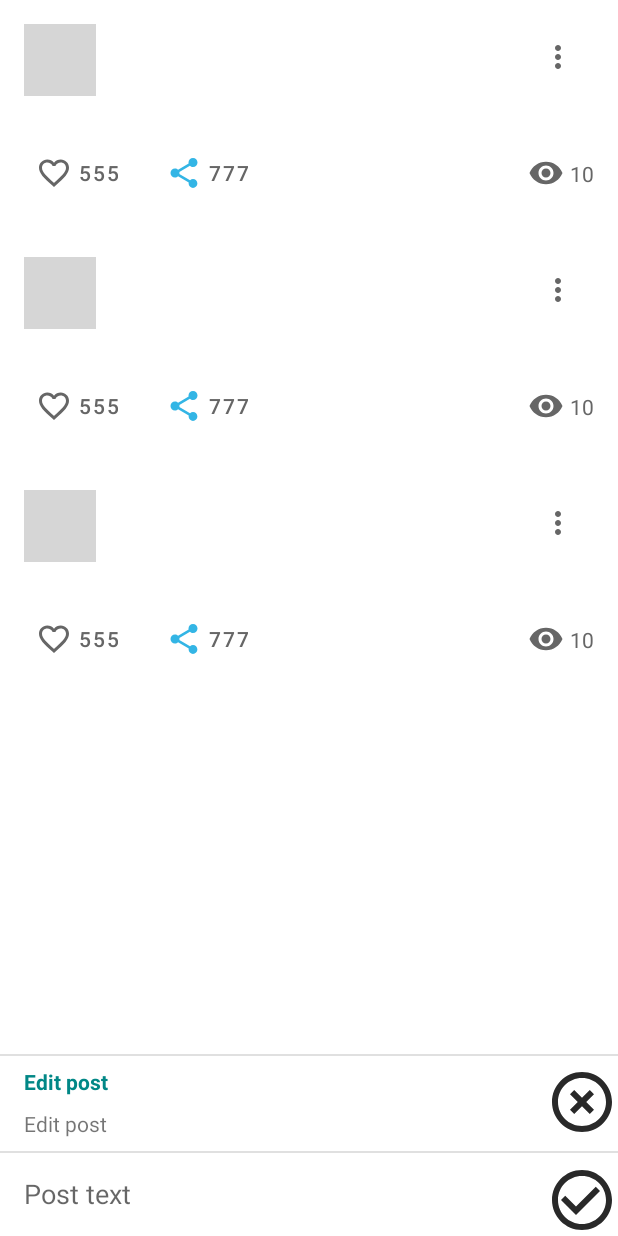
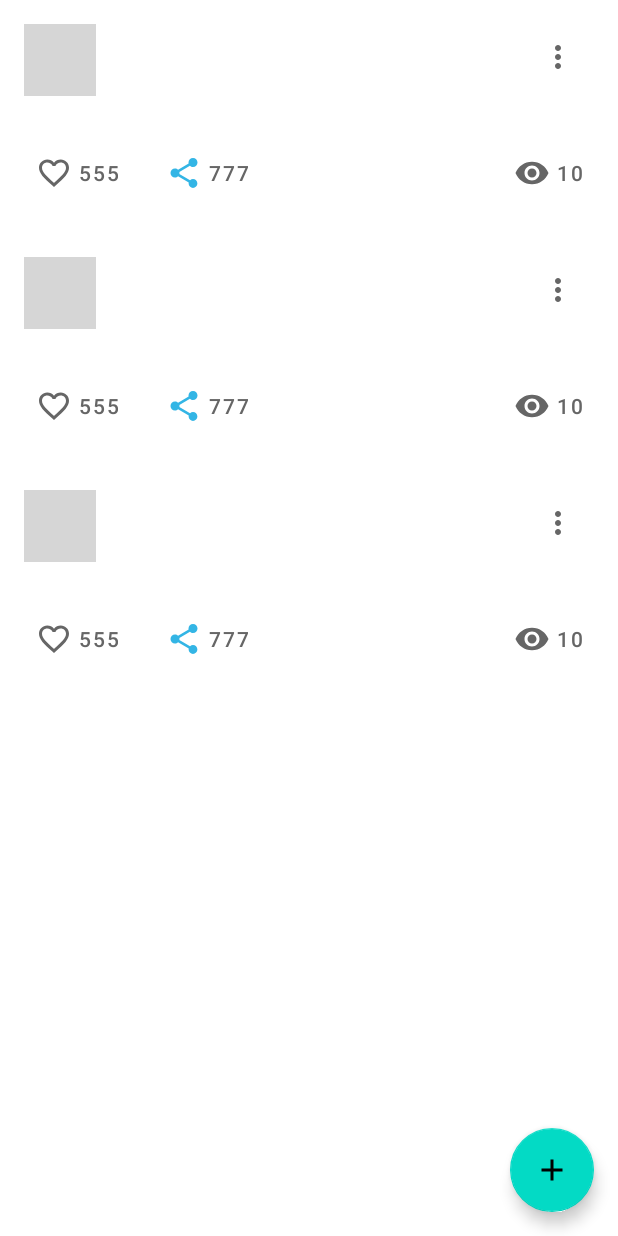
Before and after one commit to Tirex1987/Netology_NMedia, an Android app: the layout activity_main.xml on its own in the app's theme, with its tools: preview values and no code run, on a phone screen of 412 x 824 dp. Run offline under Robolectric (Android 15) with nearby library versions, the phone set to English and light mode, and no system bars; grey boxes are pictures that could not be loaded.

Commit message:
Fix add and editing from intent

```diff
--- /dev/null
+++ b/app/src/main/res/drawable/ic_add_24dp.xml
@@ -0,0 +1,5 @@
+<vector android:height="24dp" android:tint="#292929"
+    android:viewportHeight="24" android:viewportWidth="24"
+    android:width="24dp" xmlns:android="http://schemas.android.com/apk/res/android">
+    <path android:fillColor="@android:color/white" android:pathData="M19,13h-6v6h-2v-6H5v-2h6V5h2v6h6v2z"/>
+</vector>
--- /dev/null
+++ b/app/src/main/res/drawable/ic_ok_24dp.xml
@@ -0,0 +1,5 @@
+<vector android:height="24dp" android:tint="#292929"
+    android:viewportHeight="24" android:viewportWidth="24"
+    android:width="24dp" xmlns:android="http://schemas.android.com/apk/res/android">
+    <path android:fillColor="@android:color/white" android:pathData="M9,16.17L4.83,12l-1.42,1.41L9,19 21,7l-1.41,-1.41z"/>
+</vector>
--- a/app/src/main/res/layout/activity_main.xml
+++ b/app/src/main/res/layout/activity_main.xml
@@ -8,111 +8,19 @@
 
     <androidx.recyclerview.widget.RecyclerView
         android:id="@+id/postsRecyclerView"
-        android:layout_height="0dp"
+        android:layout_height="match_parent"
         android:layout_width="match_parent"
-        app:layout_constraintTop_toTopOf="parent"
-        app:layout_constraintBottom_toTopOf="@id/toolsTopBarrier"
         app:layoutManager="androidx.recyclerview.widget.LinearLayoutManager"
         tools:listitem="@layout/card_post"/>
 
-    <androidx.constraintlayout.widget.Barrier
-        android:id="@+id/toolsTopBarrier"
+    <com.google.android.material.floatingactionbutton.FloatingActionButton
+        android:id="@+id/fab"
         android:layout_width="wrap_content"
         android:layout_height="wrap_content"
-        app:barrierDirection="top"
-        app:constraint_referenced_ids="cancelButton, editPostHeader, addPostBarrier"/>
-
-    <View
-        android:id="@+id/toolsTopDivider"
-        android:layout_width="match_parent"
-        android:layout_height="1dp"
-        app:layout_constraintTop_toTopOf="@id/toolsTopBarrier"
-        android:background="?android:attr/listDivider" />
-
-    <androidx.appcompat.widget.AppCompatImageButton
-        android:id="@+id/cancelButton"
-        android:layout_width="wrap_content"
-        android:layout_height="wrap_content"
-        android:paddingTop="@dimen/min_spacing"
-        android:background="@android:color/transparent"
-        android:contentDescription="@string/cancel_description"
+        android:layout_margin="@dimen/fab_margin"
+        android:contentDescription="@string/add_post"
+        app:layout_constraintBottom_toBottomOf="parent"
         app:layout_constraintEnd_toEndOf="parent"
-        app:layout_constraintStart_toEndOf="@id/contentEditText"
-        app:layout_constraintBottom_toBottomOf="@id/editPostText"
-        app:srcCompat="@drawable/ic_cancel_48dp"/>
-
-    <androidx.appcompat.widget.AppCompatTextView
-        android:id="@+id/editPostHeader"
-        android:layout_width="wrap_content"
-        android:layout_height="wrap_content"
-        android:layout_marginStart="@dimen/common_spacing"
-        android:singleLine="true"
-        app:layout_constraintTop_toTopOf="@id/cancelButton"
-        app:layout_constraintStart_toStartOf="parent"
-        app:layout_constraintBottom_toTopOf="@id/editPostText"
-        android:textColor="@color/teal_700"
-        android:textStyle="bold"
-        android:text="@string/edit_post"/>
-
-    <androidx.appcompat.widget.AppCompatTextView
-        android:id="@+id/editPostText"
-        android:layout_width="0dp"
-        android:layout_height="wrap_content"
-        android:layout_marginStart="@dimen/common_spacing"
-        android:ellipsize="end"
-        android:singleLine="true"
-        app:layout_constraintTop_toBottomOf="@id/editPostHeader"
-        app:layout_constraintStart_toStartOf="parent"
-        app:layout_constraintEnd_toStartOf="@id/cancelButton"
-        app:layout_constraintBottom_toTopOf="@id/contentEditText"
-        tools:text="@string/edit_post"/>
-
-    <androidx.constraintlayout.widget.Group
-        android:id="@+id/editPostGroup"
-        android:layout_width="wrap_content"
-        android:layout_height="wrap_content"
-        android:visibility="gone"
-        tools:visibility="visible"
-        app:constraint_referenced_ids="cancelButton, editPostHeader, editPostText, toolsTopDivider"/>
-
-    <androidx.constraintlayout.widget.Barrier
-        android:id="@+id/addPostBarrier"
-        android:layout_width="wrap_content"
-        android:layout_height="wrap_content"
-        app:barrierDirection="top"
-        app:constraint_referenced_ids="contentEditText, saveButton"/>
-
-    <View
-        android:id="@+id/addPostDivider"
-        android:layout_width="match_parent"
-        android:layout_height="1dp"
-        app:layout_constraintTop_toTopOf="@id/addPostBarrier"
-        android:background="?android:attr/listDivider" />
-
-    <androidx.appcompat.widget.AppCompatEditText
-        android:id="@+id/contentEditText"
-        android:layout_width="0dp"
-        android:layout_height="wrap_content"
-        android:hint="@string/post_hint"
-        android:inputType="textMultiLine"
-        android:background="@android:color/transparent"
-        android:padding="@dimen/common_spacing"
-        android:importantForAutofill="no"
-        app:layout_constraintTop_toTopOf="@id/addPostBarrier"
-        app:layout_constraintBottom_toBottomOf="parent"
-        app:layout_constraintEnd_toStartOf="@id/saveButton"
-        app:layout_constraintStart_toStartOf="parent"/>
-
-    <androidx.appcompat.widget.AppCompatImageButton
-        android:id="@+id/saveButton"
-        android:layout_width="wrap_content"
-        android:layout_height="wrap_content"
-        android:layout_marginTop="@dimen/common_spacing"
-        android:background="@android:color/transparent"
-        android:contentDescription="@string/save_description"
-        app:layout_constraintEnd_toEndOf="parent"
-        app:layout_constraintStart_toEndOf="@id/contentEditText"
-        app:layout_constraintBottom_toBottomOf="parent"
-        app:srcCompat="@drawable/ic_save_48dp"/>
+        app:srcCompat="@drawable/ic_add_24dp"/>
 
 </androidx.constraintlayout.widget.ConstraintLayout>
--- a/app/src/main/res/layout/card_post.xml
+++ b/app/src/main/res/layout/card_post.xml
@@ -85,27 +85,15 @@
         style="@style/Widget.AppTheme.ShareButton"
         tools:text="777"/>
 
-    <androidx.appcompat.widget.AppCompatTextView
+    <com.google.android.material.button.MaterialButton
         android:id="@+id/views"
         android:layout_width="wrap_content"
         android:layout_height="wrap_content"
+        android:enabled="false"
         android:textColor="@color/counterTextColor"
         app:layout_constraintEnd_toEndOf="parent"
-        app:layout_constraintTop_toTopOf="@id/views_icon"
-        app:layout_constraintBottom_toBottomOf="@id/views_icon"
+        app:layout_constraintTop_toBottomOf="@id/content"
+        style="@style/Widget.AppTheme.Views"
         tools:text="10"  />
 
-    <androidx.appcompat.widget.AppCompatImageButton
-        android:id="@+id/views_icon"
-        android:layout_width="wrap_content"
-        android:layout_height="wrap_content"
-        android:paddingStart="8dp"
-        android:paddingEnd="4dp"
-        android:src="@drawable/ic_views_24dp"
-        android:background="@android:color/transparent"
-        app:layout_constraintEnd_toStartOf="@id/views"
-        app:layout_constraintTop_toTopOf="@id/likes"
-        app:layout_constraintBottom_toBottomOf="@id/likes"/>
-
-
 </androidx.constraintlayout.widget.ConstraintLayout>
--- /dev/null
+++ b/app/src/main/res/layout/intent_handler_activity.xml
@@ -0,0 +1,6 @@
+<?xml version="1.0" encoding="utf-8"?>
+<FrameLayout xmlns:android="http://schemas.android.com/apk/res/android"
+    xmlns:tools="http://schemas.android.com/tools"
+    android:layout_width="match_parent"
+    android:layout_height="match_parent"
+    tools:context=".activity.IntentHandlerActivity"/>
--- a/app/src/main/res/values/dimens.xml
+++ b/app/src/main/res/values/dimens.xml
@@ -5,4 +5,5 @@
     <dimen name="min_spacing">8dp</dimen>
     <dimen name="icon_button_min_size">48dp</dimen>
     <dimen name="icon_options_size">24dp</dimen>
+    <dimen name="fab_margin">16dp</dimen>
 </resources>
--- a/app/src/main/res/values/strings.xml
+++ b/app/src/main/res/values/strings.xml
@@ -9,4 +9,7 @@
     <string name="cancel_description">Cancel button</string>
     <string name="edit_post">Edit post</string>
     <string name="description_post_like">Like</string>
+    <string name="chooser_share_post">Share post</string>
+    <string name="description_post_save">Save post</string>
+    <string name="add_post">Add post</string>
 </resources>
--- a/app/src/main/res/values/themes.xml
+++ b/app/src/main/res/values/themes.xml
@@ -39,4 +39,12 @@
         <item name="android:minHeight">@dimen/icon_options_size</item>
     </style>
 
+    <style name="Widget.AppTheme.Views" parent="Widget.MaterialComponents.Button.TextButton.Icon">
+        <item name="icon">@drawable/ic_views_24dp</item>
+        <item name="iconTint">@color/counterTextColor</item>
+        <item name="android:textColor">@color/counterTextColor</item>
+        <item name="android:minWidth">@dimen/icon_button_min_size</item>
+        <item name="android:minHeight">@dimen/icon_button_min_size</item>
+    </style>
+
 </resources>
```
Also changed, not shown: app/src/main/AndroidManifest.xml (+14 -0 lines), app/src/main/java/ru/netology/nmedia/MainActivity.kt (+23 -25 lines), app/src/main/java/ru/netology/nmedia/activity/IntentHandlerActivity.kt (added, +28 -0 lines), app/src/main/java/ru/netology/nmedia/activity/PostContentActivity.kt (added, +55 -0 lines), app/src/main/java/ru/netology/nmedia/utils/SingleLiveEvent.kt (added, +68 -0 lines), app/src/main/java/ru/netology/nmedia/viewModel/PostViewModel.kt (+13 -7 lines), app/src/main/res/layout/post_content_activity.xml (added, +33 -0 lines), 1 other file.
